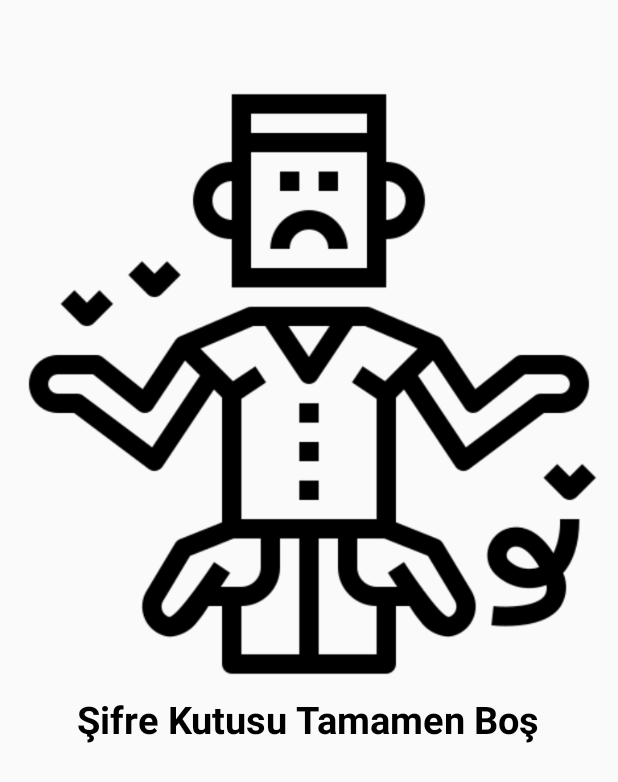
After one commit to aliosmanoktar/PasswordManager, an Android app: the layout layout_empty_list.xml on its own in the app's theme, with its tools: preview values and no code run, on a phone screen of 412 x 824 dp. The commit adds this screen. Shown: the top 782 px of the screen. Run offline under Robolectric (Android 15) with nearby library versions, the phone set to English and light mode, and no system bars.

Commit message:
Added Empty Layout

```diff
--- a/app/src/main/java/com/aliosman/passwordmanager/Activity/AddedPasswordActivity.kt
+++ b/app/src/main/java/com/aliosman/passwordmanager/Activity/AddedPasswordActivity.kt
@@ -77,7 +77,6 @@ class AddedPasswordActivity : AppCompatActivity() {
         )
 
     fun Update() {
-        var item = GetData()
         Backgrounds().UploadPassword(GetData(), object : IAddAndUpdate {
             override fun OnSucces() {
                 Log.e(TAG, "Update OnSucces: ")
--- a/app/src/main/java/com/aliosman/passwordmanager/Activity/PasswordListActivity.kt
+++ b/app/src/main/java/com/aliosman/passwordmanager/Activity/PasswordListActivity.kt
@@ -11,6 +11,7 @@ import android.os.Bundle
 import android.util.Log
 import androidx.appcompat.app.AppCompatActivity
 import androidx.recyclerview.widget.RecyclerView
+import com.aliosman.passwordmanager.Adapter.EmptyAdapter
 import com.aliosman.passwordmanager.Adapter.IRecylerItems
 import com.aliosman.passwordmanager.Adapter.PasswordAdapter
 import com.aliosman.passwordmanager.Background.Backgrounds
@@ -43,8 +44,11 @@ class PasswordListActivity : AppCompatActivity() {
     private fun getItems() {
         Backgrounds().listenPassword(object : IGetPasswords {
             override fun OnSucces(mutableList: MutableList<PasswordModel>) {
+                Log.e(TAG, "OnSucces: ${mutableList.size}")
                 recylerview.adapter =
-                    PasswordAdapter(mutableList, itemClick = Click)
+                    if (mutableList.size != 0)
+                        PasswordAdapter(mutableList, itemClick = Click)
+                    else EmptyAdapter()
             }
 
             override fun OnFailure(message: String?) {
--- /dev/null
+++ b/app/src/main/res/layout/layout_empty_list.xml
@@ -0,0 +1,32 @@
+<?xml version="1.0" encoding="utf-8"?><!--
+  ~ Ali Osman OKTAR
+  ~ Aliosmanoktar@gmail.com
+  ~ Copyright (c) 2020.
+  -->
+
+<RelativeLayout xmlns:android="http://schemas.android.com/apk/res/android"
+    android:layout_width="match_parent"
+    android:layout_height="match_parent">
+
+    <LinearLayout
+        android:layout_width="match_parent"
+        android:layout_height="wrap_content"
+        android:layout_marginTop="50dp"
+        android:orientation="vertical">
+
+        <ImageView
+            android:layout_width="wrap_content"
+            android:layout_height="wrap_content"
+            android:adjustViewBounds="true"
+            android:src="@drawable/empty" />
+
+        <TextView
+            android:layout_width="wrap_content"
+            android:layout_height="wrap_content"
+            android:layout_gravity="center"
+            android:text="Şifre Kutusu Tamamen Boş"
+            android:textColor="@android:color/black"
+            android:textSize="25sp"
+            android:textStyle="bold" />
+    </LinearLayout>
+</RelativeLayout>
```
Also changed, not shown: app/src/main/java/com/aliosman/passwordmanager/Adapter/EmptyAdapter.kt (added, +31 -0 lines), app/src/main/res/drawable/empty.png (added).
